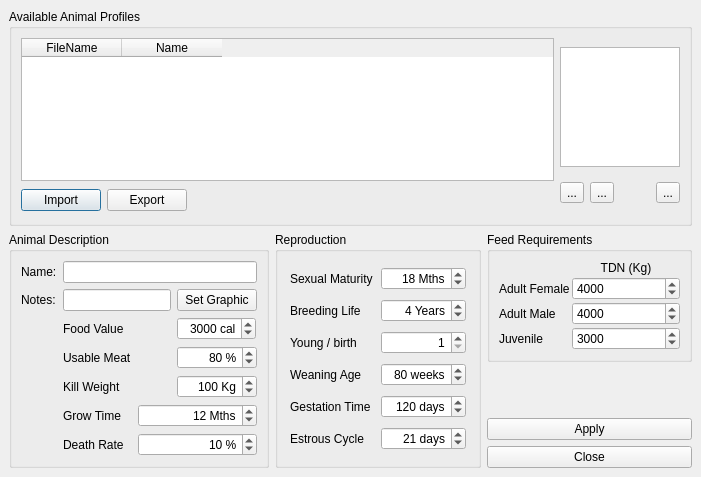
arkygeek/landuseanalyst, file src/ui/laanimalmanagerbase.ui: the form before one commit.
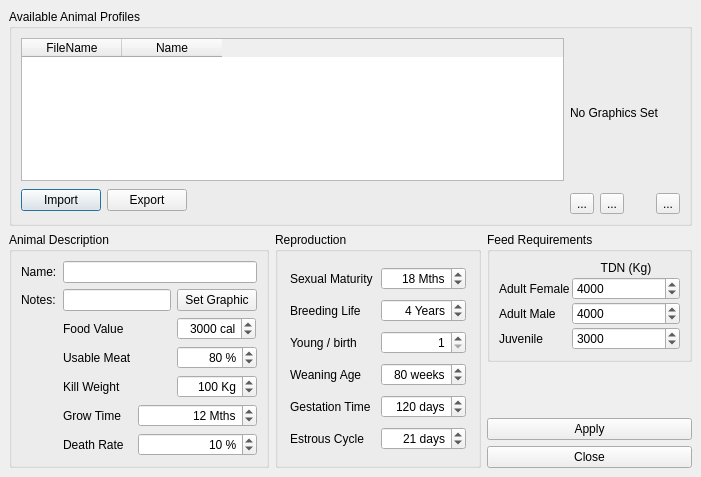
The form after the commit. Icons and pictures are not drawn.

Commit message:
image is now loaded and displayed in animal manager and the file loaded is copied to ~/.landuseAnalyst/images/ with it's original filename. just need to add this filename to the xml file and load it when refreshing the form now.
w00T!

The edit to the form file:
```diff
--- a/src/ui/laanimalmanagerbase.ui
+++ b/src/ui/laanimalmanagerbase.ui
@@ -117,30 +117,6 @@
         <property name="spacing" >
          <number>6</number>
         </property>
-        <item row="0" column="0" colspan="4" >
-         <widget class="QGraphicsView" name="gvAnimalPix" >
-          <property name="sizePolicy" >
-           <sizepolicy>
-            <hsizetype>0</hsizetype>
-            <vsizetype>0</vsizetype>
-            <horstretch>0</horstretch>
-            <verstretch>0</verstretch>
-           </sizepolicy>
-          </property>
-          <property name="minimumSize" >
-           <size>
-            <width>120</width>
-            <height>120</height>
-           </size>
-          </property>
-          <property name="maximumSize" >
-           <size>
-            <width>120</width>
-            <height>120</height>
-           </size>
-          </property>
-         </widget>
-        </item>
         <item row="1" column="1" >
          <widget class="QToolButton" name="toolCopy" >
           <property name="toolTip" >
@@ -215,6 +191,13 @@
           </property>
          </widget>
         </item>
+        <item row="0" column="0" colspan="4" >
+         <widget class="QLabel" name="lblAnimalPix" >
+          <property name="text" >
+           <string>No Graphics Set</string>
+          </property>
+         </widget>
+        </item>
        </layout>
       </item>
      </layout>
```
The commit also changes 3 other files.
